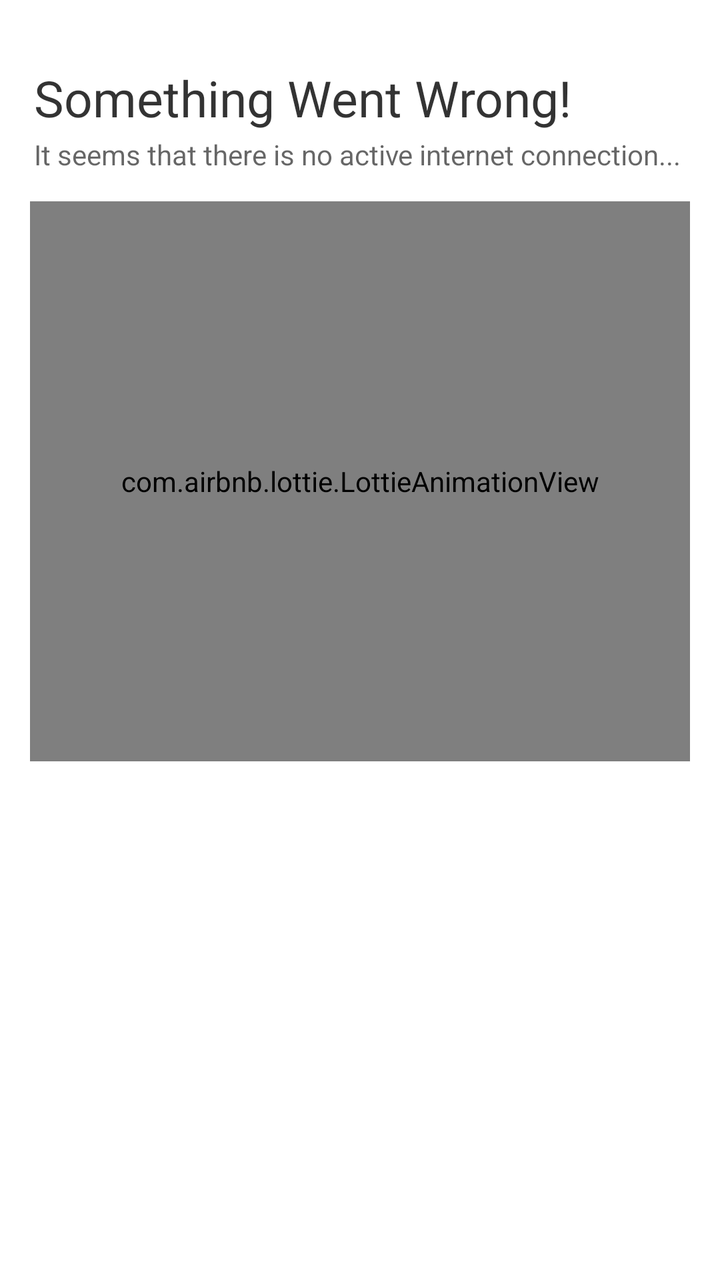
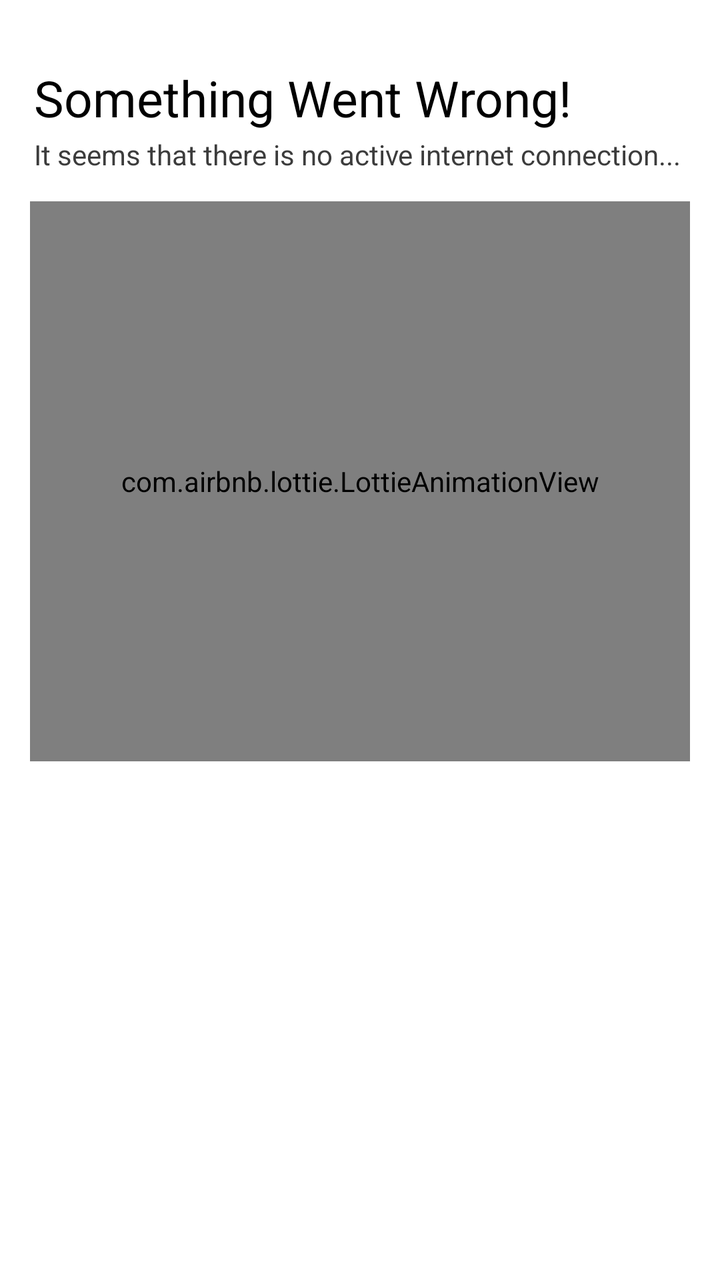

Two renders of the same Android screen: before a commit and after it. Below are the layout's source before the change and the commit's diff.
<!-- AndroidManifest.xml: application theme Theme.CBPI -->
<!-- res/layout/no_internet.xml -->
<?xml version="1.0" encoding="utf-8"?>
<LinearLayout xmlns:android="http://schemas.android.com/apk/res/android"
    xmlns:app="http://schemas.android.com/apk/res-auto"
    android:layout_width="match_parent"
    android:layout_height="match_parent"
    android:orientation="vertical"
    android:background="#FFFFFF"
    android:paddingLeft="15dp"
    android:paddingRight="15dp"
    android:paddingTop="12dp"
    android:paddingBottom="12dp"
    android:layout_marginBottom="10dp"
    >


    <LinearLayout
        android:layout_width="match_parent"
        android:layout_height="match_parent"
        android:orientation="vertical"
        android:layout_marginTop="20dp"
        >


        <TextView
            android:id="@+id/tvTitleNoNet"
            android:layout_width="match_parent"
            android:layout_height="wrap_content"
            android:text="Something Went Wrong!"
            android:textColor="#CC000000"
            android:textSize="25sp"
            android:textStyle="normal"
            android:layout_marginLeft="2dp"
            />



        <TextView
            android:id="@+id/tvDesNoNet"
            android:layout_width="match_parent"
            android:layout_height="wrap_content"
            android:text="It seems that there is no active internet connection..."
            android:textColor="#99000000"
            android:textSize="14sp"
            android:textStyle="normal"
            android:layout_marginTop="2dp"
            android:layout_marginBottom="2dp"
            android:layout_marginLeft="2dp"
            />



        <com.airbnb.lottie.LottieAnimationView
            android:id="@+id/lottieNoNet"
            android:layout_width="match_parent"
            android:layout_height="280dp"
            android:scaleType="centerInside"
            app:lottie_autoPlay="true"
            app:lottie_loop="true"
            app:lottie_rawRes="@raw/spshalanim"
            app:lottie_repeatMode="restart"
            android:layout_marginTop="12dp"
            />



    </LinearLayout>


</LinearLayout>
<!-- resources referenced by this layout -->
<resources>
  <style name="Theme.CBPI" parent="Base.Theme.CBPI" />
  <style name="Base.Theme.CBPI" parent="Theme.Material3.DayNight">
          <item name="android:statusBarColor">@color/Green</item>
          <item name="titleTextColor">@color/white</item>
          <item name="actionOverflowButtonStyle">@style/Threedots</item>
          
          
          <item name="android:windowAnimationStyle">@style/CustomActivityAnimation</item>
      </style>
  <color name="Green">#609513</color>
  <color name="white">#FFFFFFFF</color>
  <style name="Threedots" parent="Widget.AppCompat.ActionButton.Overflow">
          <item name="tint">@color/white</item>
      </style>
  <style name="CustomActivityAnimation" parent="@android:style/Animation.Activity">
          <item name="android:activityOpenEnterAnimation">@anim/slide_in_right</item>
          <item name="android:activityOpenExitAnimation">@anim/slide_out_left</item>
          <item name="android:activityCloseEnterAnimation">@anim/slide_in_left</item>
          <item name="android:activityCloseExitAnimation">@anim/slide_out_right</item>
      </style>
</resources>

<!-- the commit's change to res/layout/no_internet.xml (unified diff, before → after) -->
@@ -4,7 +4,7 @@
     android:layout_width="match_parent"
     android:layout_height="match_parent"
     android:orientation="vertical"
-    android:background="#FFFFFF"
+    android:background="@color/white"
     android:paddingLeft="15dp"
     android:paddingRight="15dp"
     android:paddingTop="12dp"
@@ -26,7 +26,7 @@
             android:layout_width="match_parent"
             android:layout_height="wrap_content"
             android:text="Something Went Wrong!"
-            android:textColor="#CC000000"
+            style="@style/Text"
             android:textSize="25sp"
             android:textStyle="normal"
             android:layout_marginLeft="2dp"
@@ -39,7 +39,7 @@
             android:layout_width="match_parent"
             android:layout_height="wrap_content"
             android:text="It seems that there is no active internet connection..."
-            android:textColor="#99000000"
+            style="@style/TextGray"
             android:textSize="14sp"
             android:textStyle="normal"
             android:layout_marginTop="2dp"
<!-- resource entries referenced after the edit -->
@@ -1,6 +1,8 @@
 <!-- resources referenced by this layout -->
 <resources>
   <style name="Theme.CBPI" parent="Base.Theme.CBPI" />
+  <color name="black">#FF000000</color>
+  <color name="Gray">#3C3C3C</color>
   <style name="Base.Theme.CBPI" parent="Theme.Material3.DayNight">
           <item name="android:statusBarColor">@color/Green</item>
           <item name="titleTextColor">@color/white</item>
@@ -11,6 +13,12 @@
       </style>
   <color name="Green">#609513</color>
   <color name="white">#FFFFFFFF</color>
+  <style name="Text">
+          <item name="android:textColor">@color/black</item>
+      </style>
+  <style name="TextGray">
+          <item name="android:textColor">@color/Gray</item>
+      </style>
   <style name="Threedots" parent="Widget.AppCompat.ActionButton.Overflow">
           <item name="tint">@color/white</item>
       </style>
